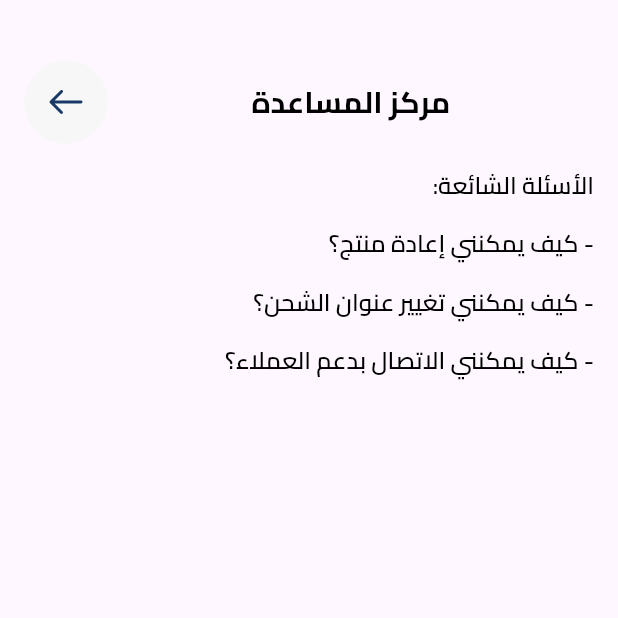
After one commit to Kareemm0/two_be, a Flutter app: the HelpCenterScreen screen opened by its route, on a phone screen of 412 x 824 dp, the top half of it. The commit adds this screen. Run offline on Flutter 3.47's test engine with Material 3 defaults, Android fonts, the phone set to English and light mode, and no system bars; our stand-ins replace dartz, dio, dotted_border, equatable, flutter_bloc, flutter_svg and 6 more; missing offline and left inert: myfatoorah_flutter; accounts and stored records are empty; project files that could hold a hidden picture were left out.

Commit message:
profile_screens

```diff
--- a/lib/Features/profile/presentation/cubit/profile_cubit.dart
+++ b/lib/Features/profile/presentation/cubit/profile_cubit.dart
@@ -54,6 +54,12 @@ class ProfileCubit extends Cubit<ProfileState> {
 
   final List<String> routes = [
     Routes.profileInfoScreen,
+    Routes.settingScreen,
+    Routes.contactUsScreen,
+    Routes.helpScreen,
+    Routes.privacyPolicyScreen,
+    Routes.helpCenterScreen,
+    Routes.aboutUsScreen
   ];
 
 //!=====================Logout========================!//
--- /dev/null
+++ b/lib/Features/profile/presentation/view/help_center_screen.dart
@@ -0,0 +1,40 @@
+import 'package:flutter/material.dart';
+import 'package:two_be/Features/categories/presentation/widget/custom_header_and_icon.dart';
+
+import '../../../../core/utils/app_text_style.dart';
+
+class HelpCenterScreen extends StatelessWidget {
+  const HelpCenterScreen({super.key});
+
+  @override
+  Widget build(BuildContext context) {
+    return Scaffold(
+      body: const Padding(
+        padding: EdgeInsets.symmetric(horizontal: 16, vertical: 40),
+        child: Column(
+          spacing: 16,
+          crossAxisAlignment: CrossAxisAlignment.start,
+          children: [
+            CustomHeaderAndIcon(title: "مركز المساعدة"),
+            Text(
+              "الأسئلة الشائعة:",
+              style: AppTextStyle.style16,
+            ),
+            Text(
+              "- كيف يمكنني إعادة منتج؟",
+              style: AppTextStyle.style16,
+            ),
+            Text(
+              "- كيف يمكنني تغيير عنوان الشحن؟",
+              style: AppTextStyle.style16,
+            ),
+            Text(
+              "- كيف يمكنني الاتصال بدعم العملاء؟",
+              style: AppTextStyle.style16,
+            ),
+          ],
+        ),
+      ),
+    );
+  }
+}
--- a/lib/core/routes/app_router.dart
+++ b/lib/core/routes/app_router.dart
@@ -9,9 +9,15 @@ import 'package:two_be/Features/notifications/presentation/views/notification_sc
 import 'package:two_be/Features/onBoarding/presentation/views/on_boarding_screen.dart';
 import 'package:two_be/Features/products/presentation/views/products_details_screen.dart';
 import 'package:two_be/Features/products/presentation/views/products_screen.dart';
+import 'package:two_be/Features/profile/presentation/view/about_us_screen.dart';
+import 'package:two_be/Features/profile/presentation/view/contact_screen.dart';
+import 'package:two_be/Features/profile/presentation/view/privacy_policy_screen.dart';
 import 'package:two_be/Features/profile/presentation/view/profile_info_screen.dart';
 import 'package:two_be/core/routes/routes.dart';
 import '../../Features/Auth/presentation/view/forget_password_screen.dart';
+import '../../Features/profile/presentation/view/help_center_screen.dart';
+import '../../Features/profile/presentation/view/help_screen.dart';
+import '../../Features/profile/presentation/view/setting_screen.dart';
 import '../../Features/splash/presentation/view/splash_screen.dart';
 import '../constant/constant.dart';
 
@@ -73,4 +79,28 @@ final appRouter = GoRouter(navigatorKey: navigatorKey, routes: [
     path: Routes.profileInfoScreen,
     builder: (ctx, state) => ProfileInfoScreen(),
   ),
+  GoRoute(
+    path: Routes.settingScreen,
+    builder: (ctx, state) => SettingsScreen(),
+  ),
+  GoRoute(
+    path: Routes.contactUsScreen,
+    builder: (ctx, state) => ContactUsScreen(),
+  ),
+  GoRoute(
+    path: Routes.helpScreen,
+    builder: (ctx, state) => HelpScreen(),
+  ),
+  GoRoute(
+    path: Routes.privacyPolicyScreen,
+    builder: (ctx, state) => PrivacyPolicyScreen(),
+  ),
+  GoRoute(
+    path: Routes.helpCenterScreen,
+    builder: (ctx, state) => HelpCenterScreen(),
+  ),
+  GoRoute(
+    path: Routes.aboutUsScreen,
+    builder: (ctx, state) => AboutAppScreen(),
+  ),
 ]);
--- a/lib/core/routes/routes.dart
+++ b/lib/core/routes/routes.dart
@@ -11,4 +11,10 @@ class Routes {
   static String forgetPasswordScreen = '/forgetPasswordScreen';
   static String notificationScreen = '/notificationScreen';
   static String profileInfoScreen = '/profileInfoScreen';
+  static String settingScreen = '/settingfoScreen';
+  static String contactUsScreen = '/contactUsScreen';
+  static String helpScreen = '/helpScreen';
+  static String privacyPolicyScreen = '/privacyPolicyScreen';
+  static String helpCenterScreen = '/helpCenterScreen';
+  static String aboutUsScreen = '/aboutUsScreen';
 }
```
Also changed, not shown: lib/Features/profile/presentation/view/about_us_screen.dart (added, +36 -0 lines), lib/Features/profile/presentation/view/contact_screen.dart (added, +36 -0 lines), lib/Features/profile/presentation/view/help_screen.dart (added, +36 -0 lines), lib/Features/profile/presentation/view/privacy_policy_screen.dart (added, +32 -0 lines), lib/Features/profile/presentation/view/setting_screen.dart (added, +35 -0 lines).
